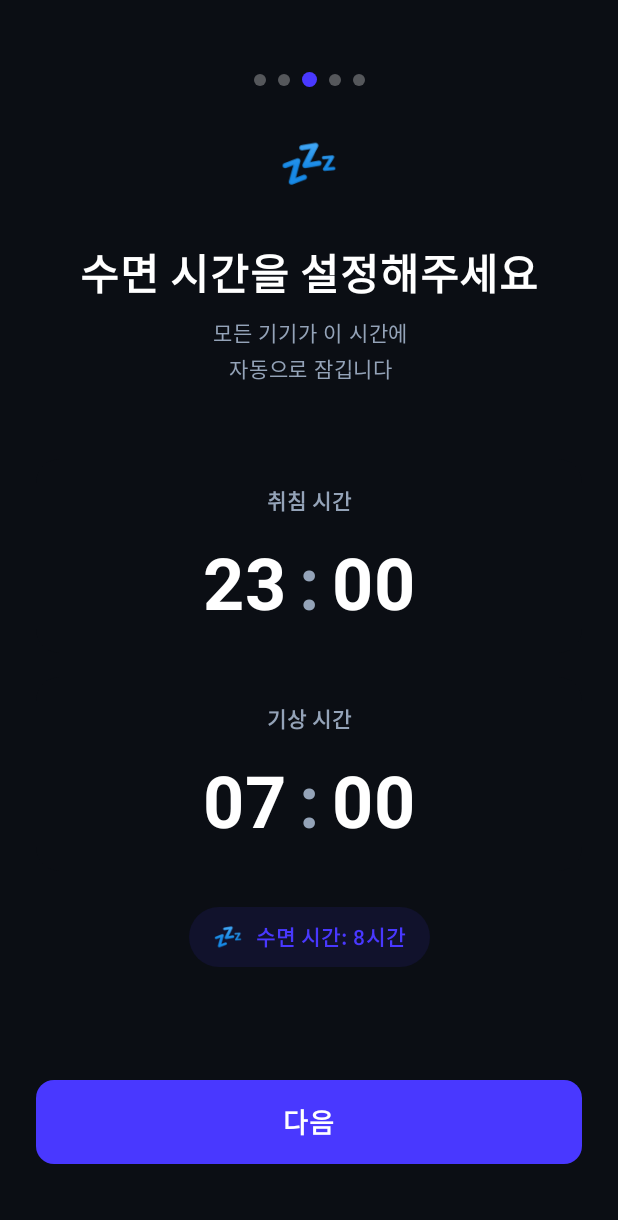
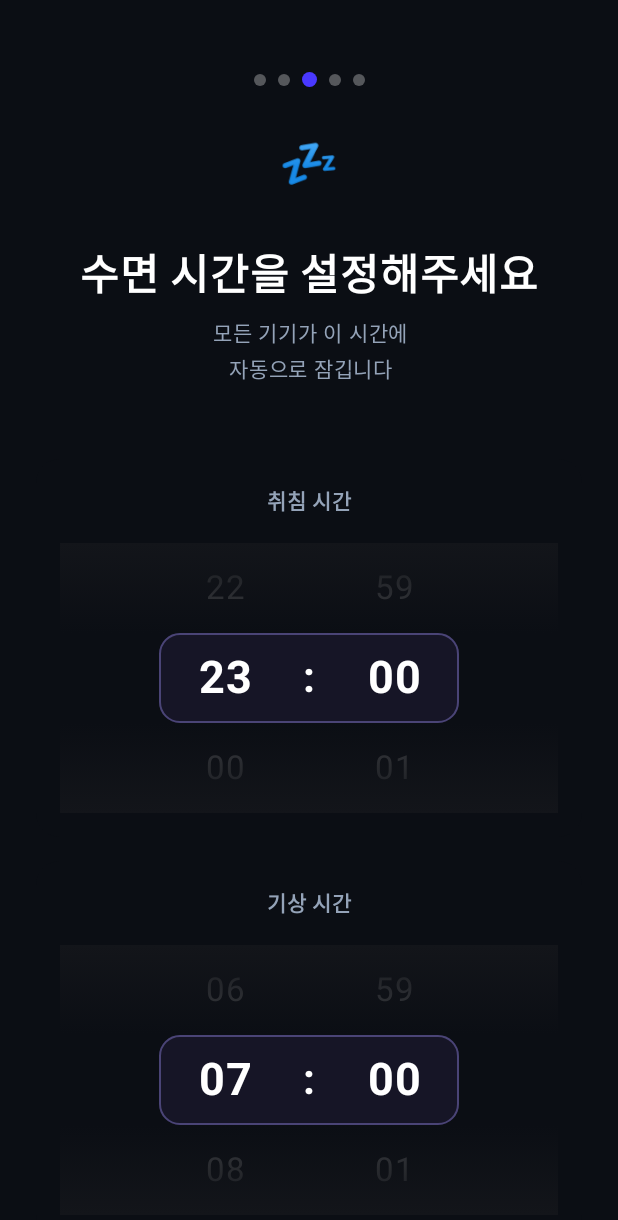
Before and after one commit to dlwngud/AllSleep, an Android app built with Jetpack Compose: the OnboardingTimeScreen screen opened through its navigation route, on a phone screen of 412 x 824 dp. Shown: the top 1220 px of the screen. Run offline under Robolectric (Android 15) with nearby library versions, the light colour scheme and no system bars; our stand-ins replace Compose Multiplatform resources, Firebase (no records; nobody signed in at launch, a user with empty details on screens opened directly).

Commit message:
feat(onboarding): 수면 시간 뱃지에 분 단위 표시 추가 및 WheelTimePicker 적용
- 기존 정적 텍스트 시간 입력을 WheelTimePicker 컴포넌트로 교체
- SleepDurationBadge에 분(minute) 단위 계산 파라미터 추가
- 수면 시간을 "8시간" / "8시간 30분" 형태로 정밀 표시

```diff
--- a/composeApp/src/commonMain/kotlin/com/wngud/allsleep/ui/onboarding/OnboardingTimeScreen.kt
+++ b/composeApp/src/commonMain/kotlin/com/wngud/allsleep/ui/onboarding/OnboardingTimeScreen.kt
@@ -2,7 +2,9 @@ package com.wngud.allsleep.ui.onboarding
 
 import androidx.compose.foundation.background
 import androidx.compose.foundation.layout.*
+import androidx.compose.foundation.rememberScrollState
 import androidx.compose.foundation.shape.RoundedCornerShape
+import androidx.compose.foundation.verticalScroll
 import androidx.compose.material3.*
 import androidx.compose.runtime.*
 import androidx.compose.ui.Alignment
@@ -14,6 +16,7 @@ import androidx.compose.ui.tooling.preview.Preview
 import androidx.compose.ui.unit.dp
 import androidx.compose.ui.unit.sp
 import com.wngud.allsleep.ui.components.PageIndicator
+import com.wngud.allsleep.ui.components.WheelTimePicker
 import com.wngud.allsleep.ui.theme.*
 
 /**
@@ -38,6 +41,7 @@ fun OnboardingTimeScreen(
         modifier = Modifier
             .fillMaxSize()
             .background(MaterialTheme.colorScheme.surface)
+            .verticalScroll(rememberScrollState())
             .padding(horizontal = 24.dp)
             .padding(bottom = 48.dp),
         horizontalAlignment = Alignment.CenterHorizontally
@@ -96,8 +100,7 @@ fun OnboardingTimeScreen(
                 label = "취침 시간",
                 hour = bedtimeHour,
                 minute = bedtimeMinute,
-                onHourChange = { onBedtimeChange(String.format("%02d:%02d", it, bedtimeMinute)) },
-                onMinuteChange = { onBedtimeChange(String.format("%02d:%02d", bedtimeHour, it)) }
+                onTimeChange = { h, m -> onBedtimeChange(String.format("%02d:%02d", h, m)) }
             )
 
             // 기상 시간
@@ -105,8 +108,7 @@ fun OnboardingTimeScreen(
                 label = "기상 시간",
                 hour = wakeHour,
                 minute = wakeMinute,
-                onHourChange = { onWakeTimeChange(String.format("%02d:%02d", it, wakeMinute)) },
-                onMinuteChange = { onWakeTimeChange(String.format("%02d:%02d", wakeHour, it)) }
+                onTimeChange = { h, m -> onWakeTimeChange(String.format("%02d:%02d", h, m)) }
             )
         }
 
@@ -115,10 +117,12 @@ fun OnboardingTimeScreen(
         // 수면 시간 뱃지
         SleepDurationBadge(
             bedtimeHour = bedtimeHour,
-            wakeHour = wakeHour
+            bedtimeMinute = bedtimeMinute,
+            wakeHour = wakeHour,
+            wakeMinute = wakeMinute
         )
 
-        Spacer(modifier = Modifier.weight(1f))
+        Spacer(modifier = Modifier.height(32.dp))
 
         // 다음 버튼
         Button(
@@ -146,8 +150,7 @@ private fun TimePickerCard(
     label: String,
     hour: Int,
     minute: Int,
-    onHourChange: (Int) -> Unit,
-    onMinuteChange: (Int) -> Unit
+    onTimeChange: (Int, Int) -> Unit
 ) {
     Card(
         modifier = Modifier.fillMaxWidth(),
@@ -171,30 +174,11 @@ private fun TimePickerCard(
 
             Spacer(modifier = Modifier.height(Spacing.medium))
 
-            Row(
-                horizontalArrangement = Arrangement.Center,
-                verticalAlignment = Alignment.CenterVertically
-            ) {
-                Text(
-                    text = String.format("%02d", hour),
-                    fontSize = FontSize.iconExtraLarge,
-                    fontWeight = FontWeight.Bold,
-                    color = MaterialTheme.colorScheme.onSurface
-                )
-                Text(
-                    text = ":",
-                    fontSize = FontSize.iconExtraLarge,
-                    fontWeight = FontWeight.Bold,
-                    color = OnSurfaceVariant,
-                    modifier = Modifier.padding(horizontal = 8.dp)
-                )
-                Text(
-                    text = String.format("%02d", minute),
-                    fontSize = FontSize.iconExtraLarge,
-                    fontWeight = FontWeight.Bold,
-                    color = MaterialTheme.colorScheme.onSurface
-                )
-            }
+            WheelTimePicker(
+                initialHour = hour,
+                initialMinute = minute,
+                onTimeChange = { h, m -> onTimeChange(h, m) }
+            )
         }
     }
 }
@@ -202,17 +186,24 @@ private fun TimePickerCard(
 @Composable
 private fun SleepDurationBadge(
     bedtimeHour: Int,
-    wakeHour: Int
+    bedtimeMinute: Int,
+    wakeHour: Int,
+    wakeMinute: Int
 ) {
-    val duration = if (wakeHour > bedtimeHour) {
-        wakeHour - bedtimeHour
+    val bedtimeTotal = bedtimeHour * 60 + bedtimeMinute
+    val wakeTotal = wakeHour * 60 + wakeMinute
+    val durationMinutes = if (wakeTotal > bedtimeTotal) {
+        wakeTotal - bedtimeTotal
     } else {
-        24 - bedtimeHour + wakeHour
+        1440 - bedtimeTotal + wakeTotal
     }
+    val hours = durationMinutes / 60
+    val minutes = durationMinutes % 60
+    val durationText = if (minutes > 0) "${hours}시간 ${minutes}분" else "${hours}시간"
 
     Surface(
         color = MaterialTheme.colorScheme.primary.copy(alpha = 0.1f),
-        shape = RoundedCornerShape(CornerRadius.medium2)  // 20dp
+        shape = RoundedCornerShape(CornerRadius.medium2)
     ) {
         Row(
             modifier = Modifier.padding(horizontal = 16.dp, vertical = 8.dp),
@@ -224,7 +215,7 @@ private fun SleepDurationBadge(
                 fontSize = FontSize.bodyLarge
             )
             Text(
-                text = "수면 시간: ${duration}시간",
+                text = "수면 시간: $durationText",
                 fontSize = FontSize.bodyMedium,
                 fontWeight = FontWeight.SemiBold,
                 color = MaterialTheme.colorScheme.primary
```
